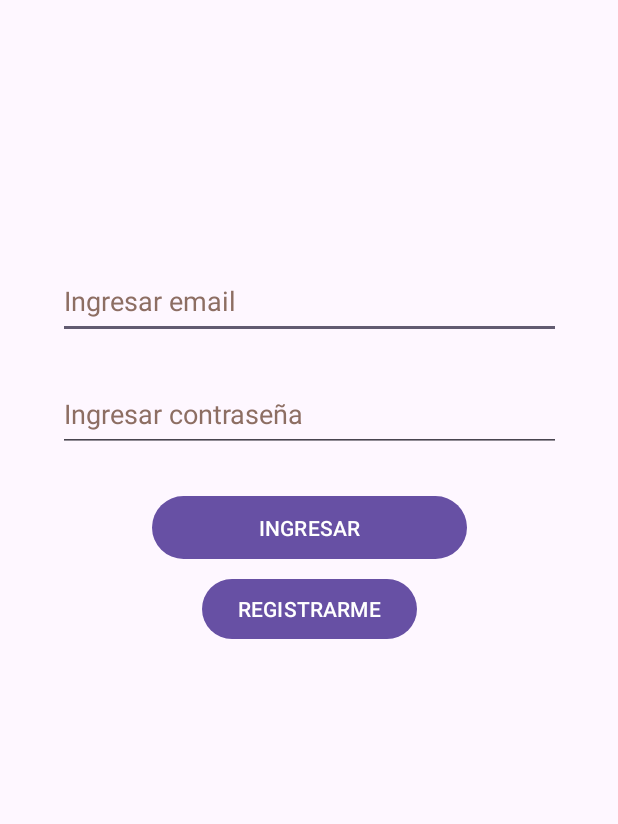
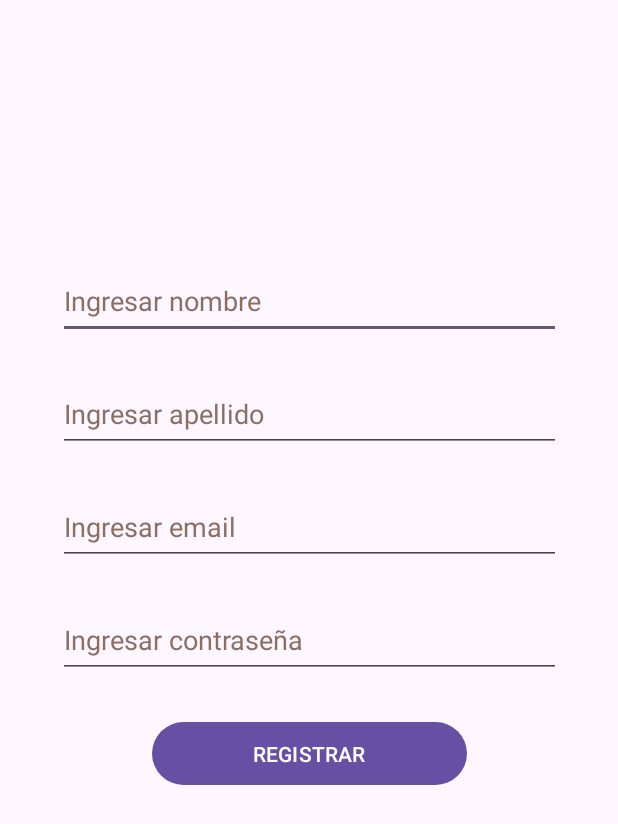
Before and after one commit to Gusvera017/final-am-acn4bv-gustavo-vera, an Android app: the screen it shows after launch (LoginActivity before the commit, RegisterActivity after it), after a tap on "REGISTRARME", on a phone screen of 412 x 824 dp. Shown: the top 824 px of the screen. Run offline under Robolectric (Android 15) with nearby library versions, the phone set to English and light mode, and no system bars; our stand-ins replace Firebase (no records; nobody signed in at launch, a user with empty details on screens opened directly).

Commit message:
Creo el RegisterActivity para el manejo de registro de usuario

```diff
--- a/app/src/main/AndroidManifest.xml
+++ b/app/src/main/AndroidManifest.xml
@@ -15,6 +15,9 @@
         android:supportsRtl="true"
         android:theme="@style/Theme.Parcial2amacn4bvgustavovera"
         tools:targetApi="31">
+        <activity
+            android:name=".RegisterActivity"
+            android:exported="false" />
         <activity
             android:name=".DetailMovieActivity"
             android:exported="false" />
--- a/app/src/main/java/com/example/parcial_2_am_acn4bv_gustavo_vera/LoginActivity.java
+++ b/app/src/main/java/com/example/parcial_2_am_acn4bv_gustavo_vera/LoginActivity.java
@@ -81,13 +81,8 @@ public class LoginActivity extends AppCompatActivity {
     }
 
     public void onButtonRegisterClick (View view) {
-        EditText emailInput = findViewById(R.id.emailInputLogin);
-        EditText passwordInput = findViewById(R.id.passwordInputLogin);
-
-        String emailInputLogin = emailInput.getText().toString();
-        String passwordInputLogin = passwordInput.getText().toString();
-
-        this.register(emailInputLogin, passwordInputLogin);
+        Intent intent = new Intent(getApplicationContext(), RegisterActivity.class);
+        startActivity(intent);
     }
 
     @Override
--- /dev/null
+++ b/app/src/main/java/com/example/parcial_2_am_acn4bv_gustavo_vera/RegisterActivity.java
@@ -0,0 +1,14 @@
+package com.example.parcial_2_am_acn4bv_gustavo_vera;
+
+import androidx.appcompat.app.AppCompatActivity;
+
+import android.os.Bundle;
+
+public class RegisterActivity extends AppCompatActivity {
+
+    @Override
+    protected void onCreate(Bundle savedInstanceState) {
+        super.onCreate(savedInstanceState);
+        setContentView(R.layout.activity_register);
+    }
+}
--- /dev/null
+++ b/app/src/main/res/layout/activity_register.xml
@@ -0,0 +1,72 @@
+<?xml version="1.0" encoding="utf-8"?>
+<androidx.constraintlayout.widget.ConstraintLayout xmlns:android="http://schemas.android.com/apk/res/android"
+    xmlns:app="http://schemas.android.com/apk/res-auto"
+    xmlns:tools="http://schemas.android.com/tools"
+    android:layout_width="match_parent"
+    android:layout_height="match_parent"
+    tools:context=".RegisterActivity">
+
+    <EditText
+        android:id="@+id/firstNameInput"
+        android:layout_width="335dp"
+        android:layout_height="50dp"
+        android:layout_marginTop="176dp"
+        android:ems="10"
+        android:hint="@string/hint_nombre_registro"
+        android:inputType="textPersonName"
+        android:textColorHint="#8D6E63"
+        app:layout_constraintEnd_toEndOf="parent"
+        app:layout_constraintStart_toStartOf="parent"
+        app:layout_constraintTop_toTopOf="parent" />
+
+    <EditText
+        android:id="@+id/lastNameInput"
+        android:layout_width="335dp"
+        android:layout_height="50dp"
+        android:layout_marginTop="25dp"
+        android:ems="10"
+        android:hint="@string/hint_apellido_registro"
+        android:inputType="textPersonName"
+        android:textColorHint="#8D6E63"
+        app:layout_constraintEnd_toEndOf="parent"
+        app:layout_constraintStart_toStartOf="parent"
+        app:layout_constraintTop_toBottomOf="@+id/firstNameInput" />
+
+    <EditText
+        android:id="@+id/emailInputRegister"
+        android:layout_width="335dp"
+        android:layout_height="50dp"
+        android:layout_marginTop="25dp"
+        android:ems="10"
+        android:hint="@string/hint_mail_registro"
+        android:inputType="textEmailAddress"
+        android:textColorHint="#8D6E63"
+        app:layout_constraintEnd_toEndOf="parent"
+        app:layout_constraintStart_toStartOf="parent"
+        app:layout_constraintTop_toBottomOf="@+id/lastNameInput" />
+
+    <EditText
+        android:id="@+id/passwordInputRegister"
+        android:layout_width="335dp"
+        android:layout_height="50dp"
+        android:layout_marginTop="25dp"
+        android:ems="10"
+        android:hint="@string/hint_contrasena_registro"
+        android:inputType="textPassword"
+        android:textColorHint="#8D6E63"
+        app:layout_constraintEnd_toEndOf="parent"
+        app:layout_constraintStart_toStartOf="parent"
+        app:layout_constraintTop_toBottomOf="@+id/emailInputRegister" />
+
+    <Button
+        android:id="@+id/buttonRegister"
+        android:layout_width="210dp"
+        android:layout_height="50dp"
+        android:layout_marginTop="25dp"
+        android:text="@string/txt_btn_register"
+        android:onClick="onButtonRegisterClick"
+        app:layout_constraintEnd_toEndOf="parent"
+        app:layout_constraintStart_toStartOf="parent"
+        app:layout_constraintTop_toBottomOf="@+id/passwordInputRegister" />
+
+</androidx.constraintlayout.widget.ConstraintLayout>
--- a/app/src/main/res/values/strings.xml
+++ b/app/src/main/res/values/strings.xml
@@ -9,4 +9,9 @@
     <string name="text_btn_reintentar_conexion">REINTENTAR</string>
     <string name="content_description_image">Movie Cover Image</string>
     <string name="text_titulo_home">PELICULAS</string>
+    <string name="txt_btn_register">REGISTRAR</string>
+    <string name="hint_nombre_registro">Ingresar nombre</string>
+    <string name="hint_apellido_registro">Ingresar apellido</string>
+    <string name="hint_mail_registro">Ingresar email</string>
+    <string name="hint_contrasena_registro">Ingresar contraseña</string>
 </resources>
```
